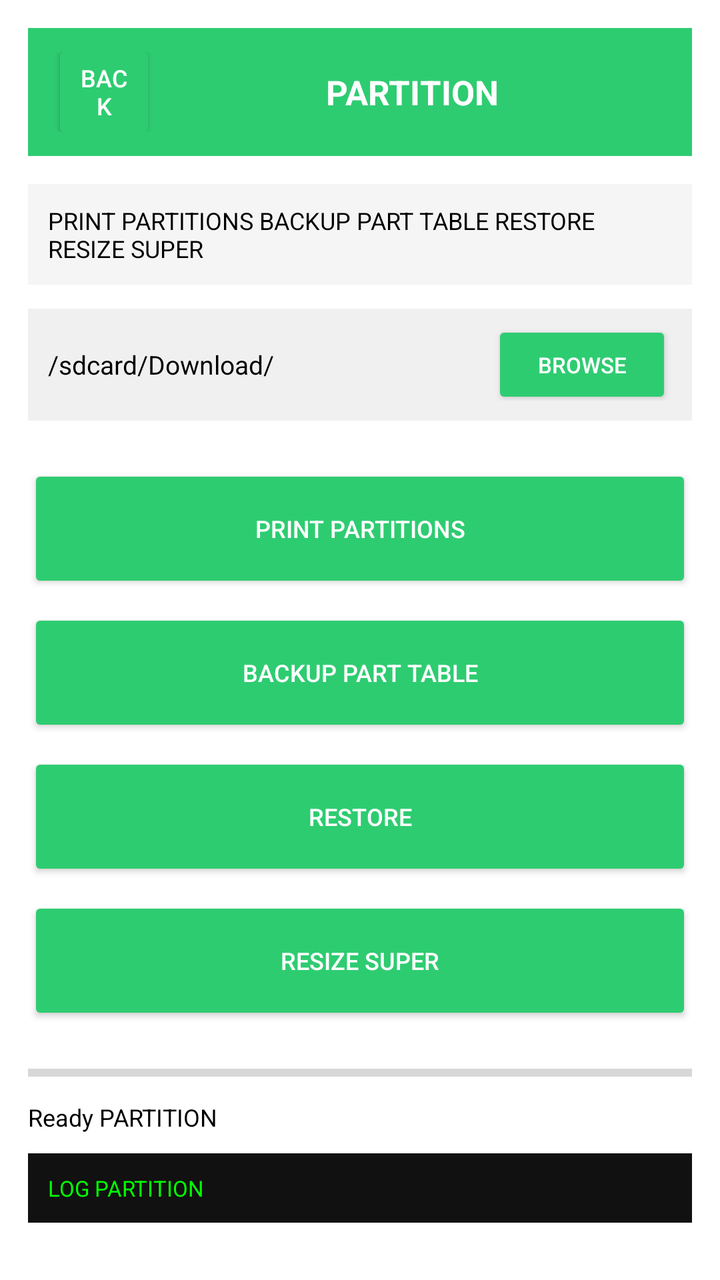
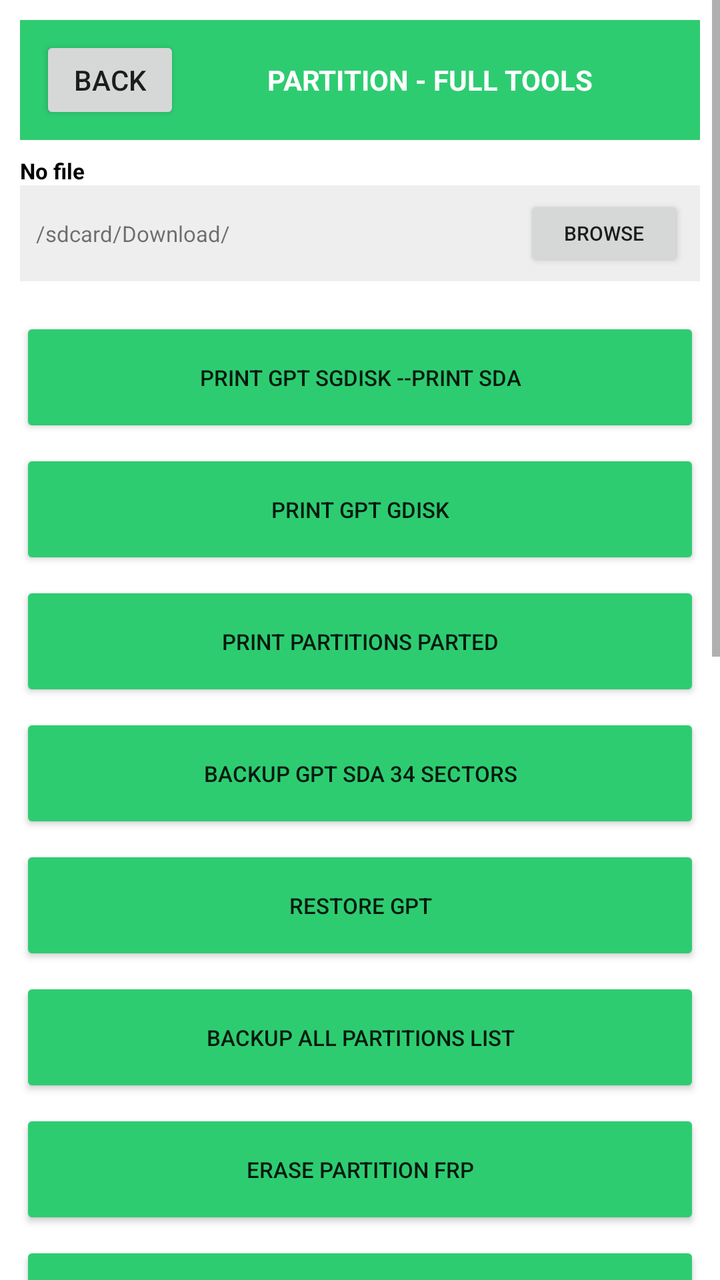

Screens rendered from an Android XML layout before and after an edit, with the pre-edit source and the edit as a unified diff.
<!-- AndroidManifest.xml: application theme Theme.OTGFlasher -->
<!-- res/layout/activity_part.xml -->
<?xml version="1.0" encoding="utf-8"?>
<ScrollView xmlns:android="http://schemas.android.com/apk/res/android" android:layout_width="match_parent" android:layout_height="match_parent" android:background="#FFFFFF"><LinearLayout android:orientation="vertical" android:layout_width="match_parent" android:layout_height="wrap_content" android:padding="14dp"><LinearLayout android:orientation="horizontal" android:layout_width="match_parent" android:layout_height="64dp" android:background="#2ECC71" android:gravity="center_vertical" android:padding="12dp"><Button android:id="@+id/btnBack" android:layout_width="52dp" android:layout_height="52dp" android:text="BACK" android:textColor="#FFFFFF" android:backgroundTint="#2ECC71" android:textSize="12sp"/><TextView android:layout_width="0dp" android:layout_weight="1" android:layout_height="wrap_content" android:text="PARTITION" android:textSize="17sp" android:textStyle="bold" android:textColor="#FFFFFF" android:gravity="center"/></LinearLayout><TextView android:layout_width="match_parent" android:layout_height="wrap_content" android:text="PRINT PARTITIONS BACKUP PART TABLE RESTORE RESIZE SUPER" android:textSize="12sp" android:textColor="#000000" android:layout_marginTop="14dp" android:background="#F5F5F5" android:padding="10dp"/><LinearLayout android:orientation="horizontal" android:layout_width="match_parent" android:layout_height="56dp" android:background="#F0F0F0" android:gravity="center_vertical" android:padding="10dp" android:layout_marginTop="12dp"><TextView android:id="@+id/txtFile" android:layout_width="0dp" android:layout_weight="1" android:layout_height="wrap_content" android:text="/sdcard/Download/" android:textSize="13sp" android:textColor="#000000"/><Button android:id="@+id/btnBrowse" android:layout_width="90dp" android:layout_height="44dp" android:text="BROWSE" android:textColor="#FFFFFF" android:backgroundTint="#2ECC71" android:textSize="11sp"/></LinearLayout><LinearLayout android:orientation="vertical" android:layout_width="match_parent" android:layout_height="wrap_content" android:layout_marginTop="14dp"><Button android:id="@+id/btn0" android:layout_width="match_parent" android:layout_height="64dp" android:text="PRINT PARTITIONS" android:textColor="#FFFFFF" android:backgroundTint="#2ECC71" android:textSize="12sp" android:layout_marginTop="8dp"/><Button android:id="@+id/btn1" android:layout_width="match_parent" android:layout_height="64dp" android:text="BACKUP PART TABLE" android:textColor="#FFFFFF" android:backgroundTint="#2ECC71" android:textSize="12sp" android:layout_marginTop="8dp"/><Button android:id="@+id/btn2" android:layout_width="match_parent" android:layout_height="64dp" android:text="RESTORE" android:textColor="#FFFFFF" android:backgroundTint="#2ECC71" android:textSize="12sp" android:layout_marginTop="8dp"/><Button android:id="@+id/btn3" android:layout_width="match_parent" android:layout_height="64dp" android:text="RESIZE SUPER" android:textColor="#FFFFFF" android:backgroundTint="#2ECC71" android:textSize="12sp" android:layout_marginTop="8dp"/></LinearLayout><ProgressBar android:id="@+id/progressBar" style="?android:attr/progressBarStyleHorizontal" android:layout_width="match_parent" android:layout_height="16dp" android:max="100" android:progress="0" android:progressTint="#2ECC71" android:layout_marginTop="16dp"/><TextView android:id="@+id/txtDetail" android:layout_width="match_parent" android:layout_height="wrap_content" android:text="Ready PARTITION" android:textSize="12sp" android:textColor="#000000" android:layout_marginTop="6dp"/><TextView android:id="@+id/logView" android:layout_width="match_parent" android:layout_height="wrap_content" android:background="#111111" android:textColor="#00FF00" android:textSize="11sp" android:padding="10dp" android:layout_marginTop="10dp" android:text="LOG PARTITION"/></LinearLayout></ScrollView>
<!-- resources referenced by this layout -->
<resources>
  <style name="Theme.OTGFlasher" parent="android:Theme.Material.Light.NoActionBar" />
</resources>

<!-- the commit's change to res/layout/activity_part.xml (unified diff, before → after) -->
@@ -1,2 +1,25 @@
 <?xml version="1.0" encoding="utf-8"?>
-<ScrollView xmlns:android="http://schemas.android.com/apk/res/android" android:layout_width="match_parent" android:layout_height="match_parent" android:background="#FFFFFF"><LinearLayout android:orientation="vertical" android:layout_width="match_parent" android:layout_height="wrap_content" android:padding="14dp"><LinearLayout android:orientation="horizontal" android:layout_width="match_parent" android:layout_height="64dp" android:background="#2ECC71" android:gravity="center_vertical" android:padding="12dp"><Button android:id="@+id/btnBack" android:layout_width="52dp" android:layout_height="52dp" android:text="BACK" android:textColor="#FFFFFF" android:backgroundTint="#2ECC71" android:textSize="12sp"/><TextView android:layout_width="0dp" android:layout_weight="1" android:layout_height="wrap_content" android:text="PARTITION" android:textSize="17sp" android:textStyle="bold" android:textColor="#FFFFFF" android:gravity="center"/></LinearLayout><TextView android:layout_width="match_parent" android:layout_height="wrap_content" android:text="PRINT PARTITIONS BACKUP PART TABLE RESTORE RESIZE SUPER" android:textSize="12sp" android:textColor="#000000" android:layout_marginTop="14dp" android:background="#F5F5F5" android:padding="10dp"/><LinearLayout android:orientation="horizontal" android:layout_width="match_parent" android:layout_height="56dp" android:background="#F0F0F0" android:gravity="center_vertical" android:padding="10dp" android:layout_marginTop="12dp"><TextView android:id="@+id/txtFile" android:layout_width="0dp" android:layout_weight="1" android:layout_height="wrap_content" android:text="/sdcard/Download/" android:textSize="13sp" android:textColor="#000000"/><Button android:id="@+id/btnBrowse" android:layout_width="90dp" android:layout_height="44dp" android:text="BROWSE" android:textColor="#FFFFFF" android:backgroundTint="#2ECC71" android:textSize="11sp"/></LinearLayout><LinearLayout android:orientation="vertical" android:layout_width="match_parent" android:layout_height="wrap_content" android:layout_marginTop="14dp"><Button android:id="@+id/btn0" android:layout_width="match_parent" android:layout_height="64dp" android:text="PRINT PARTITIONS" android:textColor="#FFFFFF" android:backgroundTint="#2ECC71" android:textSize="12sp" android:layout_marginTop="8dp"/><Button android:id="@+id/btn1" android:layout_width="match_parent" android:layout_height="64dp" android:text="BACKUP PART TABLE" android:textColor="#FFFFFF" android:backgroundTint="#2ECC71" android:textSize="12sp" android:layout_marginTop="8dp"/><Button android:id="@+id/btn2" android:layout_width="match_parent" android:layout_height="64dp" android:text="RESTORE" android:textColor="#FFFFFF" android:backgroundTint="#2ECC71" android:textSize="12sp" android:layout_marginTop="8dp"/><Button android:id="@+id/btn3" android:layout_width="match_parent" android:layout_height="64dp" android:text="RESIZE SUPER" android:textColor="#FFFFFF" android:backgroundTint="#2ECC71" android:textSize="12sp" android:layout_marginTop="8dp"/></LinearLayout><ProgressBar android:id="@+id/progressBar" style="?android:attr/progressBarStyleHorizontal" android:layout_width="match_parent" android:layout_height="16dp" android:max="100" android:progress="0" android:progressTint="#2ECC71" android:layout_marginTop="16dp"/><TextView android:id="@+id/txtDetail" android:layout_width="match_parent" android:layout_height="wrap_content" android:text="Ready PARTITION" android:textSize="12sp" android:textColor="#000000" android:layout_marginTop="6dp"/><TextView android:id="@+id/logView" android:layout_width="match_parent" android:layout_height="wrap_content" android:background="#111111" android:textColor="#00FF00" android:textSize="11sp" android:padding="10dp" android:layout_marginTop="10dp" android:text="LOG PARTITION"/></LinearLayout></ScrollView>
+<ScrollView xmlns:android="http://schemas.android.com/apk/res/android" android:layout_width="match_parent" android:layout_height="match_parent" android:background="#FFFFFF">
+<LinearLayout android:orientation="vertical" android:layout_width="match_parent" android:layout_height="wrap_content" android:padding="10dp">
+<LinearLayout android:orientation="horizontal" android:layout_width="match_parent" android:layout_height="60dp" android:background="#2ECC71" android:gravity="center_vertical" android:padding="10dp"><Button android:id="@+id/btnBack" android:text="BACK" android:layout_width="70dp" android:layout_height="44dp"/><TextView android:text="PARTITION - FULL TOOLS" android:textSize="14sp" android:textStyle="bold" android:textColor="#FFFFFF" android:layout_width="0dp" android:layout_weight="1" android:layout_height="wrap_content" android:gravity="center"/></LinearLayout>
+<TextView android:text="No file" android:textSize="11sp" android:textColor="#000000" android:layout_width="match_parent" android:layout_height="wrap_content" android:layout_marginTop="8dp" android:textStyle="bold"/>
+<LinearLayout android:orientation="horizontal" android:layout_width="match_parent" android:layout_height="48dp" android:background="#EEEEEE" android:gravity="center_vertical" android:padding="8dp"><TextView android:id="@+id/txt_No_file" android:text="/sdcard/Download/" android:textSize="11sp" android:layout_width="0dp" android:layout_weight="1" android:layout_height="wrap_content"/><Button android:id="@+id/btn_No_file" android:text="BROWSE" android:layout_width="80dp" android:layout_height="38dp" android:textSize="10sp"/></LinearLayout>
+
+<LinearLayout android:orientation="vertical" android:layout_width="match_parent" android:layout_height="wrap_content" android:layout_marginTop="12dp">
+<Button android:id="@+id/btn_PRINT_GPT_sgdisk_--print_sda" android:text="PRINT GPT sgdisk --print sda" android:layout_width="match_parent" android:layout_height="60dp" android:textSize="11sp" android:layout_marginTop="6dp" android:backgroundTint="#2ECC71"/>
+<Button android:id="@+id/btn_PRINT_GPT_gdisk" android:text="PRINT GPT gdisk" android:layout_width="match_parent" android:layout_height="60dp" android:textSize="11sp" android:layout_marginTop="6dp" android:backgroundTint="#2ECC71"/>
+<Button android:id="@+id/btn_PRINT_partitions_parted" android:text="PRINT partitions parted" android:layout_width="match_parent" android:layout_height="60dp" android:textSize="11sp" android:layout_marginTop="6dp" android:backgroundTint="#2ECC71"/>
+<Button android:id="@+id/btn_BACKUP_GPT_sda_34_sectors" android:text="BACKUP GPT sda 34 sectors" android:layout_width="match_parent" android:layout_height="60dp" android:textSize="11sp" android:layout_marginTop="6dp" android:backgroundTint="#2ECC71"/>
+<Button android:id="@+id/btn_RESTORE_GPT" android:text="RESTORE GPT" android:layout_width="match_parent" android:layout_height="60dp" android:textSize="11sp" android:layout_marginTop="6dp" android:backgroundTint="#2ECC71"/>
+<Button android:id="@+id/btn_BACKUP_all_partitions_list" android:text="BACKUP all partitions list" android:layout_width="match_parent" android:layout_height="60dp" android:textSize="11sp" android:layout_marginTop="6dp" android:backgroundTint="#2ECC71"/>
+<Button android:id="@+id/btn_ERASE_partition_frp" android:text="ERASE partition frp" android:layout_width="match_parent" android:layout_height="60dp" android:textSize="11sp" android:layout_marginTop="6dp" android:backgroundTint="#2ECC71"/>
+<Button android:id="@+id/btn_RESIZE_super" android:text="RESIZE super" android:layout_width="match_parent" android:layout_height="60dp" android:textSize="11sp" android:layout_marginTop="6dp" android:backgroundTint="#2ECC71"/>
+<Button android:id="@+id/btn_CREATE_partition" android:text="CREATE partition" android:layout_width="match_parent" android:layout_height="60dp" android:textSize="11sp" android:layout_marginTop="6dp" android:backgroundTint="#2ECC71"/>
+<Button android:id="@+id/btn_DELETE_partition" android:text="DELETE partition" android:layout_width="match_parent" android:layout_height="60dp" android:textSize="11sp" android:layout_marginTop="6dp" android:backgroundTint="#2ECC71"/>
+<Button android:id="@+id/btn_BACKUP_super" android:text="BACKUP super" android:layout_width="match_parent" android:layout_height="60dp" android:textSize="11sp" android:layout_marginTop="6dp" android:backgroundTint="#2ECC71"/>
+
+</LinearLayout>
+<ProgressBar android:id="@+id/progressBar" style="?android:attr/progressBarStyleHorizontal" android:layout_width="match_parent" android:layout_height="18dp" android:max="100" android:layout_marginTop="12dp"/>
+<TextView android:id="@+id/txtDetail" android:text="Ready - Full Tools" android:textSize="11sp" android:layout_width="match_parent" android:layout_height="wrap_content" android:layout_marginTop="6dp"/>
+<TextView android:id="@+id/logView" android:text="LOG PARTITION - FULL" android:textSize="10sp" android:background="#111111" android:textColor="#00FF00" android:padding="8dp" android:layout_width="match_parent" android:layout_height="300dp" android:layout_marginTop="8dp"/>
+</LinearLayout></ScrollView>
